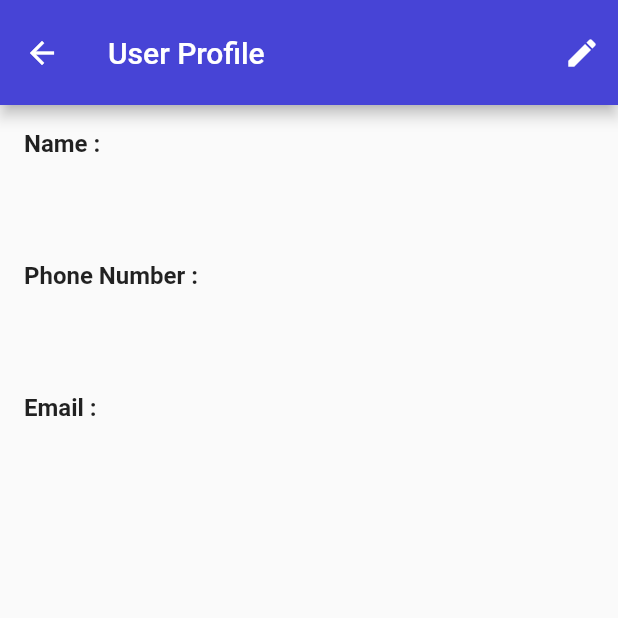
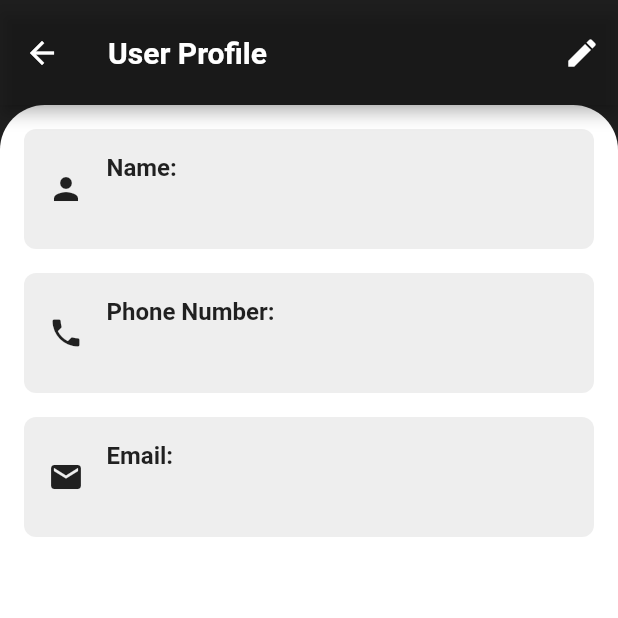
Before and after one commit to joppengeorge/RHYTHMPOD, a Flutter app: the Userdetails screen opened directly, on a phone screen of 412 x 824 dp, the top half of it. Run offline on Flutter 3.47's test engine with Material 2 defaults, Android fonts, the light colour scheme and no system bars; our stand-ins replace animated_splash_screen, cloud_firestore, email_validator, file_picker, firebase_auth, firebase_core and 7 more; missing offline and left inert: miniplayer; accounts and stored records are empty.

Commit message:
ui of some settings changed

```diff
--- a/lib/all_settings/userprofile.dart
+++ b/lib/all_settings/userprofile.dart
@@ -3,64 +3,58 @@ import 'package:firebase_auth/firebase_auth.dart';
 import 'package:flutter/material.dart';
 import 'package:ui/all_settings/editprofile.dart';
 
-
 class Userdetails extends StatefulWidget {
   const Userdetails({super.key});
-
 
   @override
   State<Userdetails> createState() => _UserdetailsState();
 }
 
 class _UserdetailsState extends State<Userdetails> {
-
-  String? name='';
-  String? email='';
-  String? phone='';
+  String? name = '';
+  String? email = '';
+  String? phone = '';
   bool? isLoading;
 
-  Future getdetails() async
-  {
+  Future getdetails() async {
     setState(() {
       isLoading = true; // set the isLoading state to true
     });
-    await FirebaseFirestore.instance.collection("users")
+    await FirebaseFirestore.instance
+        .collection("users")
         .doc(FirebaseAuth.instance.currentUser!.uid)
         .get()
-    .then((snapshot) async
-    {
-      if(snapshot.exists)
-      {
+        .then((snapshot) async {
+      if (snapshot.exists) {
         setState(() {
-          email=snapshot.data()!["Email"];
-          phone=snapshot.data()!["Phone"];
-         name= snapshot.data()!["Name"];
+          email = snapshot.data()!["Email"];
+          phone = snapshot.data()!["Phone"];
+          name = snapshot.data()!["Name"];
         });
       }
-
-    }
-    );
+    });
 
     setState(() {
       isLoading = false; // set the isLoading state to false
     });
   }
+
   @override
   void initState() {
-
-    // TODO: implement initState
     super.initState();
     getdetails();
   }
 
-
   @override
   Widget build(BuildContext context) {
     if (isLoading!) {
-  return Container(color: Colors.white,
+      return Container(
+        color: Colors.white,
         child: const Center(
           child: CircularProgressIndicator(
-        valueColor: AlwaysStoppedAnimation(Color.fromARGB(255, 71, 68, 214)),
+            valueColor: AlwaysStoppedAnimation(
+              Color.fromARGB(234, 11, 11, 11),
+            ),
           ),
         ),
       );
@@ -68,82 +62,164 @@ class _UserdetailsState extends State<Userdetails> {
       return Scaffold(
         appBar: AppBar(
           toolbarHeight: 70,
-        backgroundColor: const Color.fromARGB(255, 71, 68, 214),
-        title: const Text('User Profile'),
-
+          backgroundColor: const Color.fromARGB(234, 11, 11, 11),
+          title: const Text(
+            'User Profile',
+            style: TextStyle(
+              fontWeight: FontWeight.bold,
+            ),
+          ),
           actions: [
             IconButton(
               icon: const Icon(Icons.edit),
               onPressed: () {
-              Navigator.push(context,
-                    MaterialPageRoute(builder: (context) => const EditUserDetailsPage()));
+                Navigator.push(
+                  context,
+                  MaterialPageRoute(
+                    builder: (context) => const EditUserDetailsPage(),
+                  ),
+                );
               },
             ),
           ],
         ),
-      body: Column(
+        body: Stack(
+          children: [
+            Container(
+              color: const Color.fromARGB(234, 11, 11, 11),
+            ),
+            Positioned.fill(
+              child: ClipRRect(
+                borderRadius: const BorderRadius.only(
+                  topLeft: Radius.circular(30.0),
+                  topRight: Radius.circular(30.0),
+                ),
+                child: Container(
+                  color: Colors.white,
+                  child: CustomScrollView(
+                    slivers: [
+                      SliverToBoxAdapter(
+                        child: Padding(
+                          padding: const EdgeInsets.all(16.0),
+                          child: Column(
                             crossAxisAlignment: CrossAxisAlignment.start,
                             children: <Widget>[
-          const Padding(
-            padding: EdgeInsets.all(16.0),
-            child: Text(
-              'Name :',
+                              Container(
+                                padding: const EdgeInsets.all(16.0),
+                                decoration: BoxDecoration(
+                                  color: Colors.grey[200],
+                                  borderRadius: BorderRadius.circular(8.0),
+                                ),
+                                child: Row(
+                                  children: [
+                                    const Icon(Icons.person),
+                                    const SizedBox(width: 15),
+                                    Expanded(
+                                      child: Column(
+                                        crossAxisAlignment:
+                                            CrossAxisAlignment.start,
+                                        children: [
+                                          const Text(
+                                            'Name:',
                                             style: TextStyle(
                                               fontSize: 16,
                                               fontWeight: FontWeight.bold,
                                             ),
                                           ),
-          ),
-          Padding(
-            padding: const EdgeInsets.symmetric(horizontal: 16.0),
-            child: Text(
+                                          const SizedBox(height: 8),
+                                          Text(
                                             name!,
                                             style: const TextStyle(
                                               fontSize: 18,
                                               fontWeight: FontWeight.w300,
-
                                             ),
+                                          ),
+                                        ],
+                                      ),
+                                    ),
+                                  ],
                                 ),
                               ),
                               const SizedBox(height: 16),
-          const Padding(
-            padding: EdgeInsets.all(16.0),
-            child: Text(
-              'Phone Number :',
+                              Container(
+                                padding: const EdgeInsets.all(16.0),
+                                decoration: BoxDecoration(
+                                  color: Colors.grey[200],
+                                  borderRadius: BorderRadius.circular(8.0),
+                                ),
+                                child: Row(
+                                  children: [
+                                    const Icon(Icons.phone),
+                                    const SizedBox(width: 15),
+                                    Expanded(
+                                      child: Column(
+                                        crossAxisAlignment:
+                                            CrossAxisAlignment.start,
+                                        children: [
+                                          const Text(
+                                            'Phone Number:',
                                             style: TextStyle(
                                               fontSize: 16,
                                               fontWeight: FontWeight.bold,
                                             ),
                                           ),
-          ),
-          Padding(
-            padding: const EdgeInsets.symmetric(horizontal: 16.0),
-            child: Text(
+                                          const SizedBox(height: 8),
+                                          Text(
                                             phone!,
                                             style: const TextStyle(
                                               fontSize: 18,
                                               fontWeight: FontWeight.w300,
                                             ),
                                           ),
+                                        ],
+                                      ),
+                                    ),
+                                  ],
+                                ),
                               ),
                               const SizedBox(height: 16),
-          const Padding(
-            padding: EdgeInsets.all(16.0),
-            child: Text(
-              'Email :',
+                              Container(
+                                padding: const EdgeInsets.all(16.0),
+                                decoration: BoxDecoration(
+                                  color: Colors.grey[200],
+                                  borderRadius: BorderRadius.circular(8.0),
+                                ),
+                                child: Row(
+                                  children: [
+                                    const Icon(Icons.email),
+                                    const SizedBox(width: 15),
+                                    Expanded(
+                                      child: Column(
+                                        crossAxisAlignment:
+                                            CrossAxisAlignment.start,
+                                        children: [
+                                          const Text(
+                                            'Email:',
                                             style: TextStyle(
                                               fontSize: 16,
                                               fontWeight: FontWeight.bold,
                                             ),
                                           ),
-          ),
-          Padding(
-            padding: const EdgeInsets.symmetric(horizontal: 16.0),
-            child: Text(
+                                          const SizedBox(height: 8),
+                                          Text(
                                             email!,
                                             style: const TextStyle(
                                               fontSize: 18,
                                               fontWeight: FontWeight.w300,
+                                            ),
+                                          ),
+                                        ],
+                                      ),
+                                    ),
+                                  ],
+                                ),
+                              ),
+                            ],
+                          ),
+                        ),
+                      ),
+                    ],
+                  ),
                 ),
               ),
             ),
```
Lines whose indentation alone changed are shown as unchanged.
